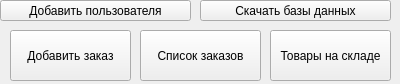
Qt form mainUI.ui (Shuv1Wolf/hackathon) before a commit.
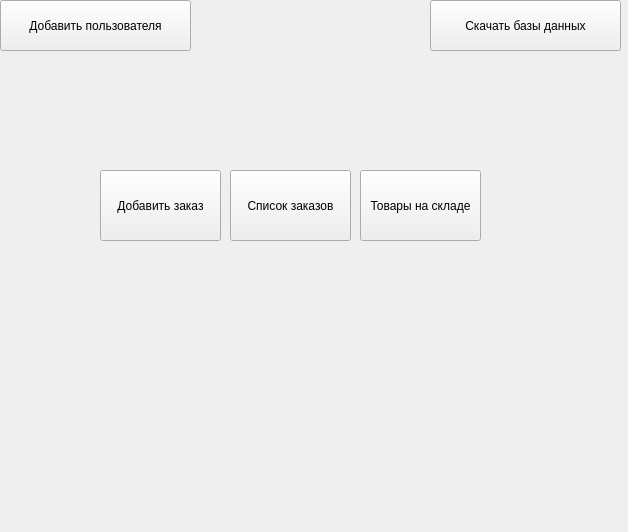
The same form after that commit.

What changed in the file:
```diff
--- a/mainUI.ui
+++ b/mainUI.ui
@@ -6,8 +6,8 @@
    <rect>
     <x>0</x>
     <y>0</y>
-    <width>400</width>
-    <height>84</height>
+    <width>628</width>
+    <height>532</height>
    </rect>
   </property>
   <property name="windowTitle">
@@ -17,10 +17,10 @@
    <widget class="QPushButton" name="order_button">
     <property name="geometry">
      <rect>
-      <x>10</x>
-      <y>30</y>
+      <x>100</x>
+      <y>170</y>
       <width>121</width>
-      <height>51</height>
+      <height>71</height>
      </rect>
     </property>
     <property name="text">
@@ -30,10 +30,10 @@
    <widget class="QPushButton" name="orders_button">
     <property name="geometry">
      <rect>
-      <x>140</x>
-      <y>30</y>
+      <x>230</x>
+      <y>170</y>
       <width>121</width>
-      <height>51</height>
+      <height>71</height>
      </rect>
     </property>
     <property name="text">
@@ -43,10 +43,10 @@
    <widget class="QPushButton" name="goods_button">
     <property name="geometry">
      <rect>
-      <x>270</x>
-      <y>30</y>
+      <x>360</x>
+      <y>170</y>
       <width>121</width>
-      <height>51</height>
+      <height>71</height>
      </rect>
     </property>
     <property name="text">
@@ -59,7 +59,7 @@
       <x>0</x>
       <y>0</y>
       <width>191</width>
-      <height>21</height>
+      <height>51</height>
      </rect>
     </property>
     <property name="text">
@@ -69,10 +69,10 @@
    <widget class="QPushButton" name="bases_menu">
     <property name="geometry">
      <rect>
-      <x>200</x>
+      <x>430</x>
       <y>0</y>
       <width>191</width>
-      <height>21</height>
+      <height>51</height>
      </rect>
     </property>
     <property name="text">
```
